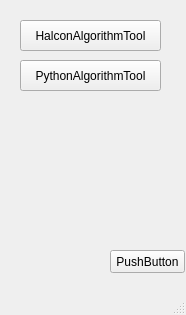
Hejet1/AlgorithmTool, file mainwindow.ui: the form before one commit.
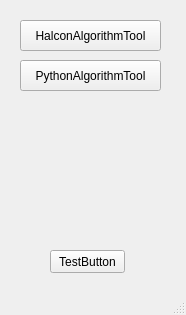
The form after the commit.

Commit message: 1、增加保存检查逻辑 2、增加test模块

The edit to the form file:
```diff
--- a/mainwindow.ui
+++ b/mainwindow.ui
@@ -43,14 +43,14 @@
    <widget class="QPushButton" name="pushButton">
     <property name="geometry">
      <rect>
-      <x>110</x>
+      <x>50</x>
       <y>250</y>
       <width>75</width>
       <height>23</height>
      </rect>
     </property>
     <property name="text">
-     <string>PushButton</string>
+     <string>TestButton</string>
     </property>
    </widget>
   </widget>
```
The commit also changes 9 other files.
